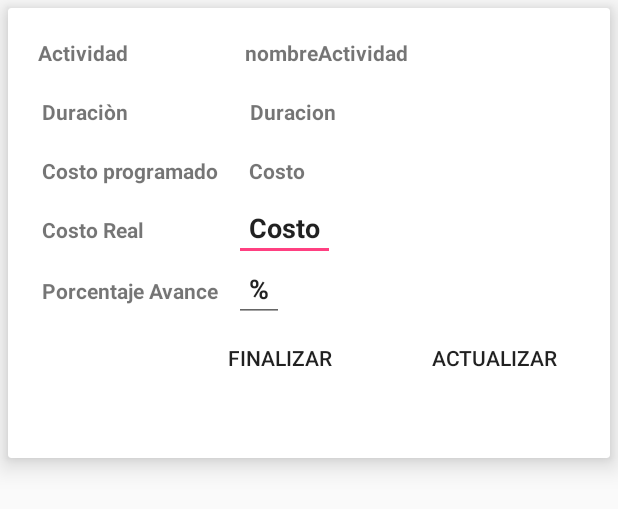
After one commit to herney400/civilapp, an Android app: the layout actividades_card.xml on its own in the app's theme, with its tools: preview values and no code run, on a phone screen of 412 x 824 dp. The commit adds this screen. Shown: the top 509 px of the screen. Run offline under Robolectric (Android 15) with nearby library versions, the phone set to English and light mode, and no system bars.

Commit message:
Tabla de actividades, curva s de costos adaptadores

```diff
--- a/app/build.gradle
+++ b/app/build.gradle
@@ -35,5 +35,6 @@ dependencies {
     compile 'com.google.android.gms:play-services-appindexing:9.8.0'
     compile 'com.github.PhilJay:MPAndroidChart:v2.2.4'
     compile 'com.android.support:recyclerview-v7:25.0.+'
+    compile 'de.codecrafters.tableview:tableview:2.4.1'
     testCompile 'junit:junit:4.12'
 }
--- a/app/src/main/java/com/example/n550j/myapplication/fragments/FragmentCurvaSdeCostos.java
+++ b/app/src/main/java/com/example/n550j/myapplication/fragments/FragmentCurvaSdeCostos.java
@@ -28,7 +28,7 @@ import java.util.ArrayList;
  */
 public class FragmentCurvaSdeCostos extends Fragment {
 
-  LineChart barChart;
+
     ArrayList<BarEntry> BARENTRY ;
     ArrayList<String> BarEntryLabels ;
     BarDataSet Bardataset ;
@@ -41,6 +41,7 @@ public class FragmentCurvaSdeCostos extends Fragment {
     @Override
     public View onCreateView(LayoutInflater inflater, ViewGroup container,
                              Bundle savedInstanceState) {
+        LineChart barChart;
         View view= inflater.inflate(R.layout.fragment_fragment_curva_sde_costos, container, false);
         barChart= (LineChart) view.findViewById(R.id.chart1);
 
--- a/app/src/main/java/com/example/n550j/myapplication/homeActivity.java
+++ b/app/src/main/java/com/example/n550j/myapplication/homeActivity.java
@@ -104,7 +104,6 @@ public class homeActivity extends AppCompatActivity {
             public void onResponse(JSONObject response) {
                 try {
                     if(response.getBoolean("type")){
-
                        JSONObject jo= response.getJSONObject("data");
                        String name= jo.getString("nombre");
                        String idUser=  jo.getString("idusuario");
--- /dev/null
+++ b/app/src/main/res/layout/actividades_card.xml
@@ -0,0 +1,141 @@
+<android.support.v7.widget.CardView
+    xmlns:android="http://schemas.android.com/apk/res/android"
+    xmlns:card_view="http://schemas.android.com/apk/res-auto"
+    android:id="@+id/card_view"
+    android:layout_width="fill_parent"
+    android:layout_height="300dp"
+    android:layout_margin="5dp"
+    card_view:cardCornerRadius="2dp"
+    card_view:contentPadding="10dp"
+    card_view:cardElevation="10dp">
+
+    <RelativeLayout
+        android:layout_width="fill_parent"
+        android:layout_height="280dp"
+        android:orientation="vertical">
+
+        <TextView
+            android:id="@+id/txtActividad"
+            android:layout_width="wrap_content"
+            android:layout_height="wrap_content"
+            android:padding="10dp"
+            android:textStyle="bold"
+            android:text="Actividad"
+            android:layout_alignParentTop="true"
+            android:layout_alignParentStart="true" />
+
+        <TextView
+            android:id="@+id/nombreActividad"
+            android:layout_width="wrap_content"
+            android:layout_height="wrap_content"
+            android:padding="10dp"
+            android:textStyle="bold"
+            android:text="nombreActividad"
+            android:layout_alignParentTop="true"
+            android:layout_alignStart="@+id/txvduracion" />
+
+        <TextView
+            android:id="@+id/txduracion"
+            android:layout_width="wrap_content"
+            android:layout_height="wrap_content"
+            android:padding="10dp"
+            android:textStyle="bold"
+            android:text="Duraciòn"
+            android:layout_below="@+id/txtActividad"
+            android:layout_toStartOf="@+id/txvduracion" />
+
+        <TextView
+            android:id="@+id/txtcosto"
+            android:layout_width="wrap_content"
+            android:layout_height="wrap_content"
+            android:padding="10dp"
+            android:textStyle="bold"
+            android:text="Costo programado"
+            android:layout_below="@+id/txvduracion"
+            android:layout_alignStart="@+id/txduracion" />
+
+        <TextView
+            android:id="@+id/costoProgramado"
+            android:layout_width="wrap_content"
+            android:layout_height="wrap_content"
+            android:padding="10dp"
+            android:textStyle="bold"
+            android:text="Costo"
+            android:layout_alignBaseline="@+id/txtcosto"
+            android:layout_alignBottom="@+id/txtcosto"
+            android:layout_toEndOf="@+id/txtcosto" />
+
+        <TextView
+            android:id="@+id/txvduracion"
+            android:layout_width="wrap_content"
+            android:layout_height="wrap_content"
+            android:padding="10dp"
+            android:textStyle="bold"
+            android:text=" Duracion"
+            android:layout_marginStart="58dp"
+            android:layout_below="@+id/nombreActividad"
+            android:layout_toEndOf="@+id/txtActividad" />
+
+        <EditText
+            android:id="@+id/costoReal"
+            android:layout_width="wrap_content"
+            android:layout_height="wrap_content"
+            android:padding="10dp"
+            android:textStyle="bold"
+            android:text="Costo"
+            android:layout_alignBaseline="@+id/txvcostoReal"
+            android:layout_alignBottom="@+id/txvcostoReal"
+            android:layout_toEndOf="@+id/txtcosto" />
+
+        <TextView
+            android:id="@+id/txvcostoReal"
+            android:layout_width="wrap_content"
+            android:layout_height="wrap_content"
+            android:padding="10dp"
+            android:textStyle="bold"
+            android:text="Costo Real"
+            android:layout_below="@+id/txtcosto"
+            android:layout_alignStart="@+id/txtcosto" />
+
+        <EditText
+            android:id="@+id/edtporcentajeAvance"
+            android:layout_width="wrap_content"
+            android:layout_height="wrap_content"
+            android:padding="10dp"
+            android:textStyle="bold"
+            android:text="%"
+            android:layout_alignBaseline="@+id/porcentaje"
+            android:layout_alignBottom="@+id/porcentaje"
+            android:layout_toEndOf="@+id/porcentaje" />
+
+        <TextView
+            android:id="@+id/porcentaje"
+            android:layout_width="wrap_content"
+            android:layout_height="wrap_content"
+            android:padding="10dp"
+            android:textStyle="bold"
+            android:text="Porcentaje Avance"
+            android:layout_below="@+id/costoReal"
+            android:layout_alignStart="@+id/txvcostoReal" />
+
+        <Button
+            android:layout_width="wrap_content"
+            android:layout_height="wrap_content"
+            android:text="Actualizar"
+            android:id="@+id/btn_actualizar"
+            style="@style/Widget.AppCompat.Button.Borderless"
+            android:layout_marginEnd="13dp"
+            android:layout_below="@+id/edtporcentajeAvance"
+            android:layout_alignParentEnd="true" />
+
+        <Button
+            android:layout_width="wrap_content"
+            android:layout_height="wrap_content"
+            android:text="finalizar"
+            android:id="@+id/btn_finalizar"
+            style="@style/Widget.AppCompat.Button.Borderless"
+            android:layout_below="@+id/edtporcentajeAvance"
+            android:layout_alignEnd="@+id/txvduracion" />
+
+    </RelativeLayout>
+</android.support.v7.widget.CardView>
--- a/app/src/main/res/layout/fragment_fragment_curva_sde_costos.xml
+++ b/app/src/main/res/layout/fragment_fragment_curva_sde_costos.xml
@@ -3,6 +3,7 @@
     xmlns:tools="http://schemas.android.com/tools"
     android:layout_width="match_parent"
     android:layout_height="match_parent"
+    android:id="@+id/scostos"
     tools:context="com.example.n550j.myapplication.fragments.FragmentCurvaSdeCostos">
 
     <!-- TODO: Update blank fragment layout -->
```
Also changed, not shown: app/src/main/java/Adapters/AdapterActividades.java (added, +112 -0 lines), app/src/main/java/Adapters/RecyclerAdapter.java (+40 -18 lines), app/src/main/java/Adapters/SpinnerAdapter.java (added, +17 -0 lines), app/src/main/java/Objetos/Actividad.java (added, +107 -0 lines), app/src/main/java/Objetos/Periodo.java (added, +105 -0 lines), app/src/main/java/com/example/n550j/myapplication/fragments/FragmentAvanceCostoReal.java (+93 -4 lines), app/src/main/java/com/example/n550j/myapplication/fragments/FragmentMisProyectos.java (+8 -8 lines), app/src/main/java/com/example/n550j/myapplication/fragments/FragmentProjects.java (+28 -12 lines), app/src/main/res/layout/fragment_fragment_avance_costo_real.xml (+16 -2 lines), app/src/main/res/layout/fragment_mis_proyectos.xml (+3 -7 lines), app/src/main/res/layout/projectcardview.xml (+13 -1 lines), app/src/main/res/values/strings.xml (+8 -0 lines).
